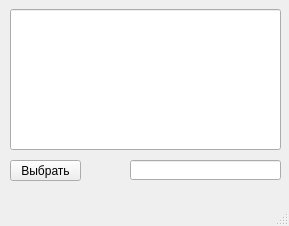
Before: the Qt Designer form project/film.ui in AnastasiaPotapova/Cinematic, drawn with Qt 5.
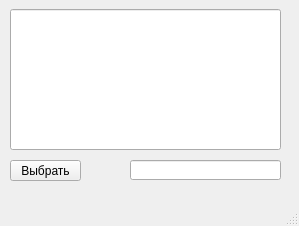
After: the same form once the commit is applied.

```diff
--- a/project/film.ui
+++ b/project/film.ui
@@ -6,7 +6,7 @@
    <rect>
     <x>0</x>
     <y>0</y>
-    <width>289</width>
+    <width>299</width>
     <height>226</height>
    </rect>
   </property>
```
Left out of the diff: 2 changed lines with no effect on the pictures.
